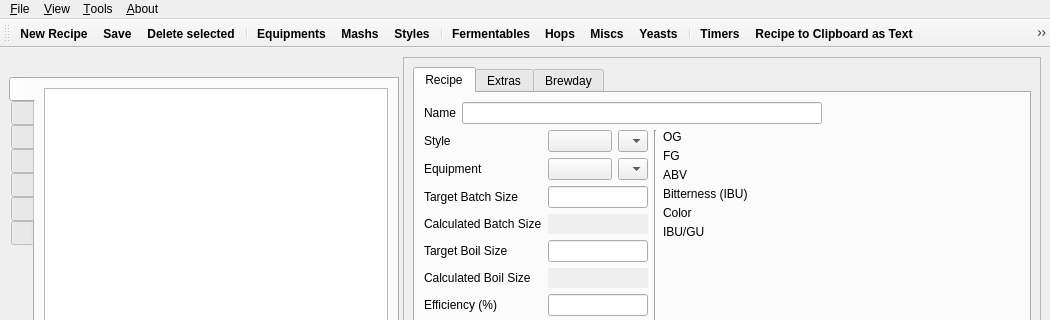
Qt form ui/mainWindow.ui (Brewtarget/brewtarget) before a commit; both pictures show x 0 to 1050 and y 0 to 320 of the 1050 by 829 pixel window.
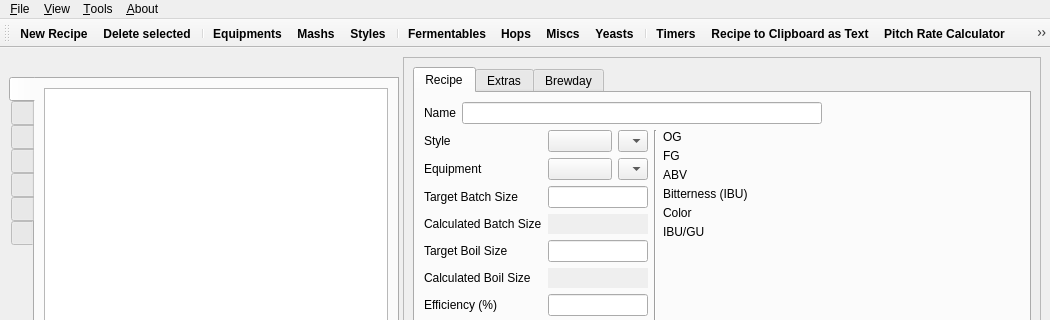
The same form after that commit. Icons and pictures are not drawn. Custom widgets are drawn as their Qt base class.

Patch:
```diff
--- a/ui/mainWindow.ui
+++ b/ui/mainWindow.ui
@@ -1758,7 +1758,6 @@
     <bool>false</bool>
    </attribute>
    <addaction name="actionNewRecipe"/>
-   <addaction name="actionSave"/>
    <addaction name="actionDeleteSelected"/>
    <addaction name="separator"/>
    <addaction name="actionEquipments"/>
```
Left out of the diff: 13 changed lines with no effect on the pictures.
